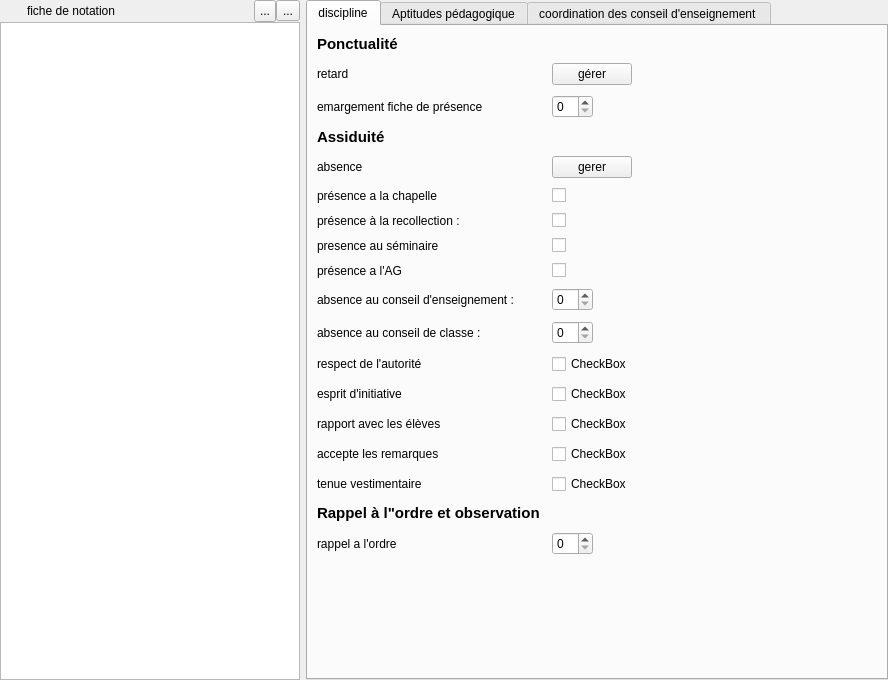
Old version of the form edition.ui in the repository ngdream/noteprof.
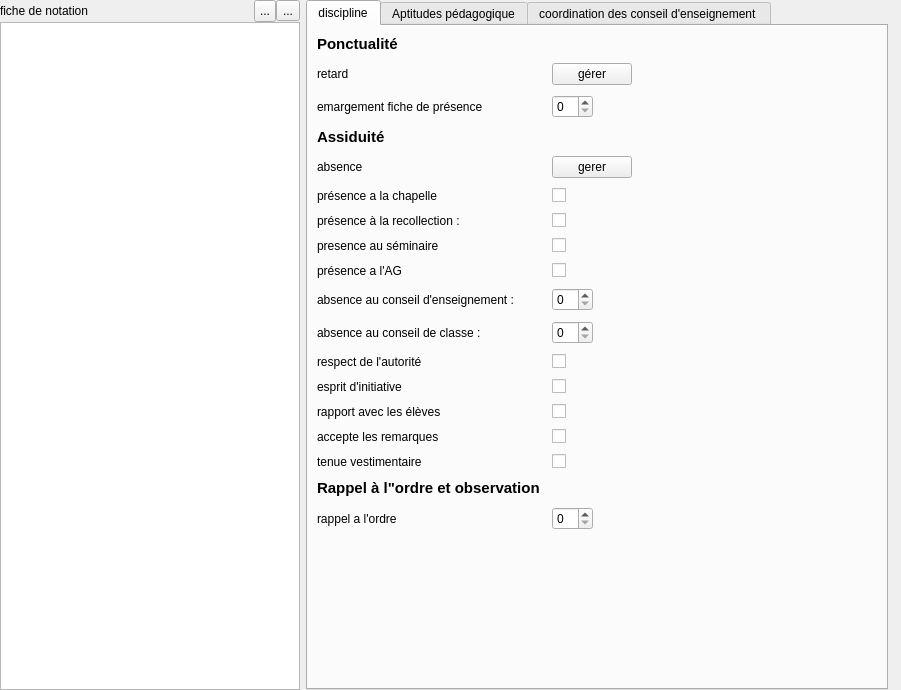
New version of the form. The open tabs and pages were chosen to show the change. Icons and pictures are not drawn.

What changed in the file:
```diff
--- a/edition.ui
+++ b/edition.ui
@@ -7,7 +7,7 @@
     <x>0</x>
     <y>0</y>
     <width>874</width>
-    <height>680</height>
+    <height>690</height>
    </rect>
   </property>
   <property name="minimumSize">
@@ -47,6 +47,12 @@
        </property>
        <item>
         <widget class="QWidget" name="ficheheader" native="true">
+         <property name="maximumSize">
+          <size>
+           <width>300</width>
+           <height>16777215</height>
+          </size>
+         </property>
          <layout class="QHBoxLayout" name="horizontalLayout_3">
           <property name="leftMargin">
            <number>0</number>
@@ -60,7 +66,7 @@
           <property name="bottomMargin">
            <number>0</number>
           </property>
-          <item alignment="Qt::AlignHCenter">
+          <item>
            <widget class="QLabel" name="label">
             <property name="sizePolicy">
              <sizepolicy hsizetype="Expanding" vsizetype="Preferred">
@@ -124,7 +130,7 @@
         </widget>
        </item>
        <item>
-        <widget class="QListView" name="listView">
+        <widget class="QTableView" name="tableView">
          <property name="sizePolicy">
           <sizepolicy hsizetype="Maximum" vsizetype="Expanding">
            <horstretch>0</horstretch>
@@ -285,7 +291,7 @@
            <item row="13" column="1">
             <widget class="QCheckBox" name="checkBox">
              <property name="text">
-              <string>CheckBox</string>
+              <string/>
              </property>
             </widget>
            </item>
@@ -299,7 +305,7 @@
            <item row="14" column="1">
             <widget class="QCheckBox" name="checkBox_6">
              <property name="text">
-              <string>CheckBox</string>
+              <string/>
              </property>
             </widget>
            </item>
@@ -313,7 +319,7 @@
            <item row="15" column="1">
             <widget class="QCheckBox" name="checkBox_7">
              <property name="text">
-              <string>CheckBox</string>
+              <string/>
              </property>
             </widget>
            </item>
@@ -327,7 +333,7 @@
            <item row="16" column="1">
             <widget class="QCheckBox" name="checkBox_8">
              <property name="text">
-              <string>CheckBox</string>
+              <string/>
              </property>
             </widget>
            </item>
@@ -341,7 +347,7 @@
            <item row="17" column="1">
             <widget class="QCheckBox" name="checkBox_9">
              <property name="text">
-              <string>CheckBox</string>
+              <string/>
              </property>
             </widget>
            </item>
@@ -868,6 +874,19 @@
        </widget>
       </widget>
      </item>
+     <item alignment="Qt::AlignHCenter">
+      <widget class="QLabel" name="label_52">
+       <property name="text">
+        <string/>
+       </property>
+       <property name="pixmap">
+        <pixmap>../build-noteprof-Desktop_Qt_6_2_4_MinGW_64_bit-Release/eloicon.png</pixmap>
+       </property>
+       <property name="scaledContents">
+        <bool>false</bool>
+       </property>
+      </widget>
+     </item>
     </layout>
    </item>
   </layout>
```
Left out of the diff: 22 changed lines with no effect on the pictures.
